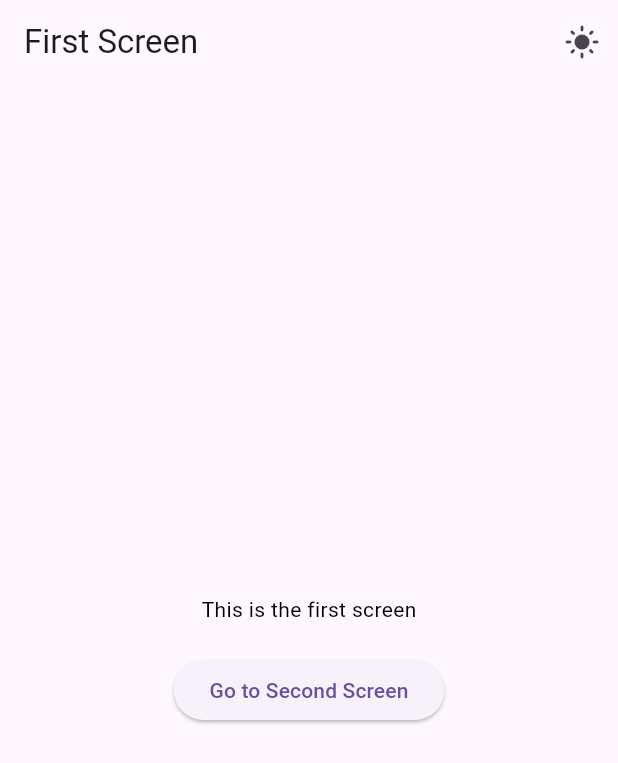
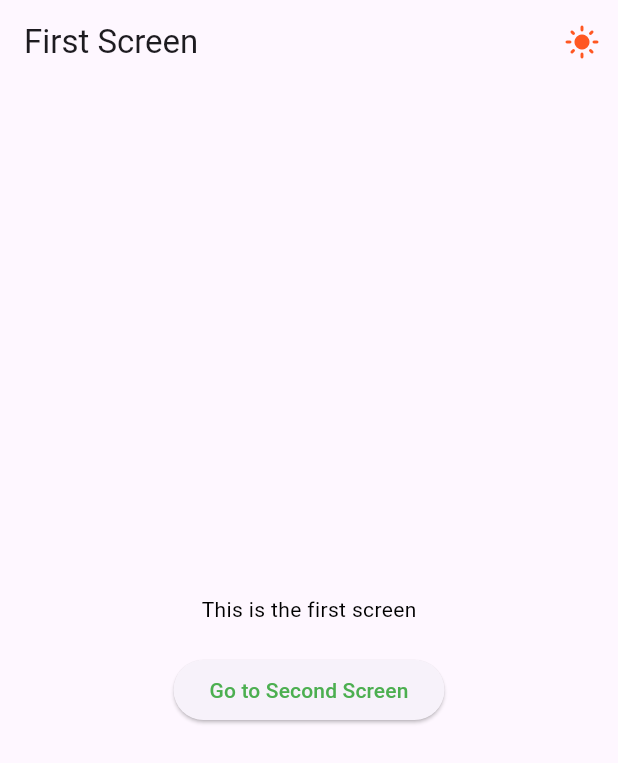
Before and after one commit to ernestocarocca/count_down, a Flutter app: the screen it shows after launch, on a phone screen of 412 x 824 dp. Shown: the top 763 px of the screen. Run offline on Flutter 3.47's test engine with Material 3 defaults, Android fonts, the phone set to English and light mode, and no system bars; drawn by our look-alikes of flutter_animate; our stand-ins replace shared_preferences.

Commit message:
bugg fix

```diff
--- a/lib/screen/first_screen.dart
+++ b/lib/screen/first_screen.dart
@@ -13,6 +13,8 @@ class FirstScreen extends StatelessWidget {
   Widget build(BuildContext context) {
     return Scaffold(
       appBar: AppBar(
+
+        iconTheme: IconThemeData(color: Colors.deepOrange),
         title: const Text('First Screen'),
         actions: [
           IconButton(
@@ -42,7 +44,7 @@ class FirstScreen extends StatelessWidget {
                   MaterialPageRoute(builder: (context) => const SecondScreen()),
                 );
               },
-              child: const Text('Go to Second Screen'),
+              child: const Text('Go to Second Screen',style: TextStyle(color: Colors.green),),
             )
                 .animate()
                 .then()
```
Also changed, not shown: lib/screen/second_screen.dart (+16 -6 lines), pubspec.lock.
